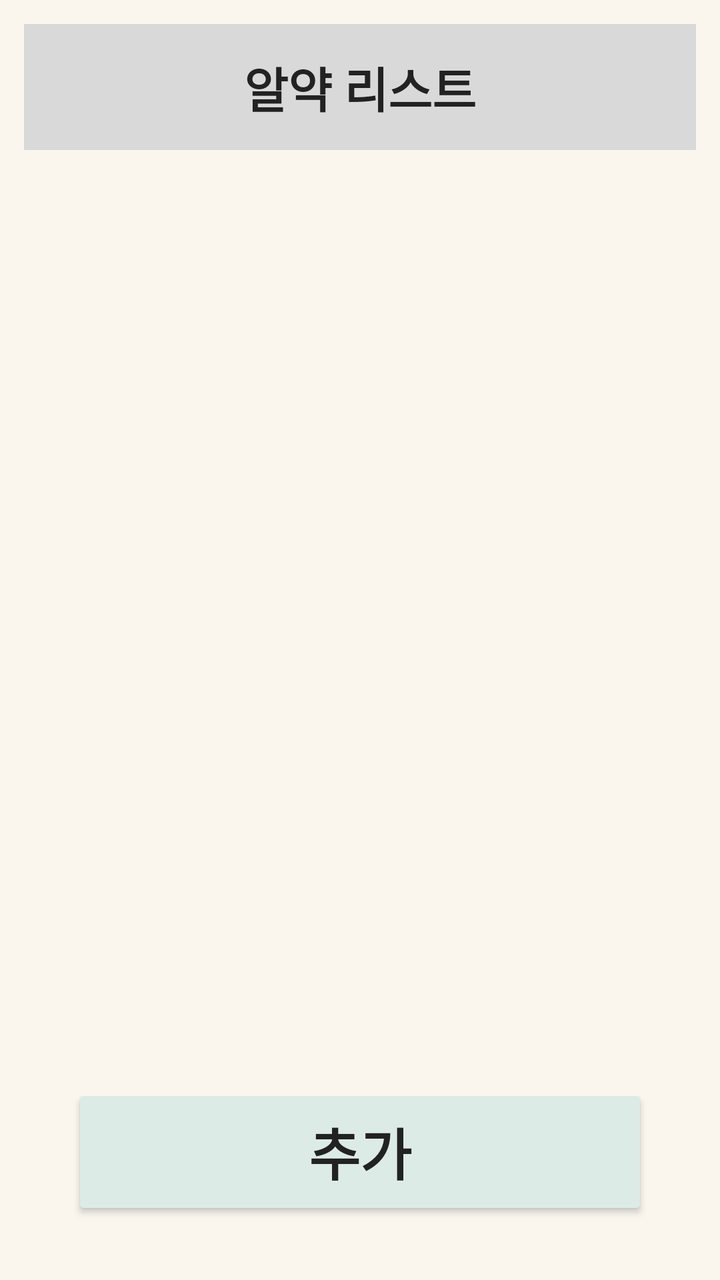
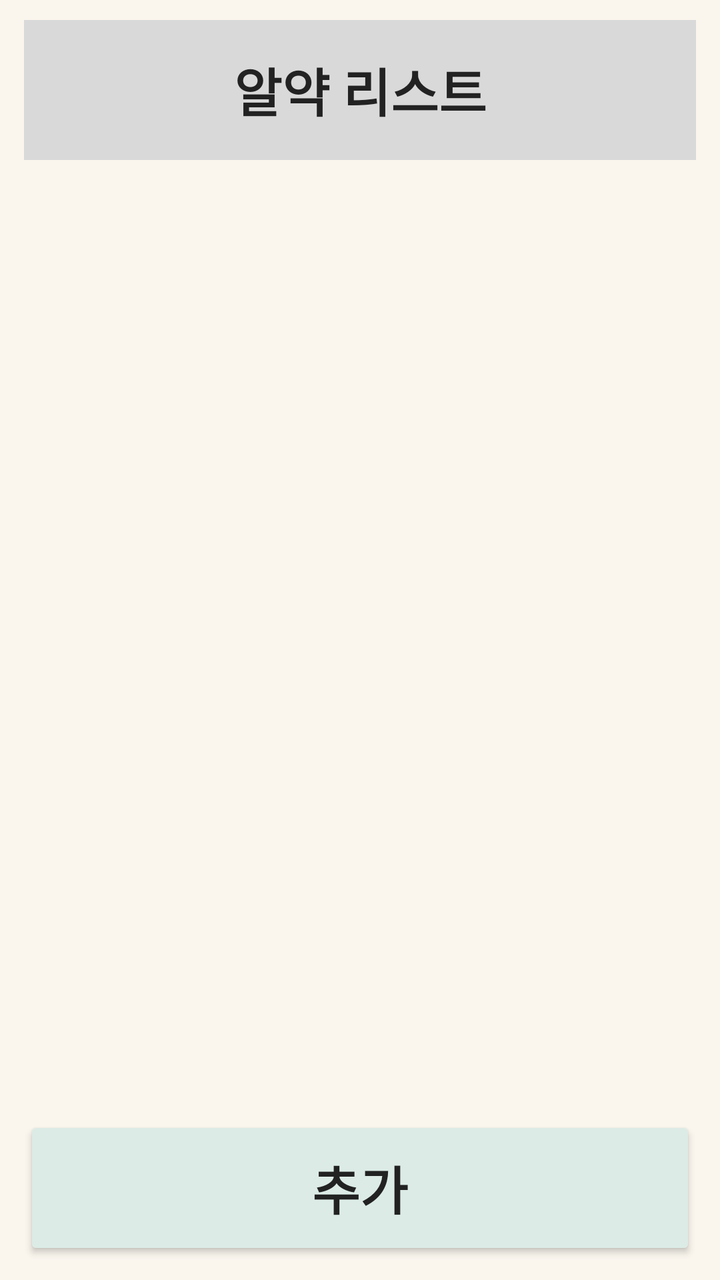

The first picture is an Android layout as it rendered before a commit; the second is the same layout after the commit. The layout source and the unified diff follow.
<!-- AndroidManifest.xml: application theme Theme.Medicell -->
<!-- res/layout/activity_pill_list.xml -->
<?xml version="1.0" encoding="utf-8"?>
<LinearLayout xmlns:android="http://schemas.android.com/apk/res/android"
    android:orientation="vertical"
    android:padding="12dp"
    android:background="#FAF6EE"
    android:layout_width="match_parent"
    android:layout_height="match_parent">

    <TextView
        android:layout_width="match_parent"
        android:layout_height="wrap_content"
        android:text="@string/pill_list_title"
        android:textStyle="bold"
        android:textSize="24sp"
        android:textColor="#222222"
        android:gravity="center"
        android:background="#D9D9D9"
        android:padding="14dp" />

    <androidx.recyclerview.widget.RecyclerView
        android:id="@+id/recycler"
        android:layout_marginTop="10dp"
        android:layout_width="match_parent"
        android:layout_height="0dp"
        android:layout_weight="1" />

    <LinearLayout
        android:orientation="horizontal"
        android:gravity="center"
        android:layout_width="match_parent"
        android:layout_height="wrap_content">

        <Button
            android:id="@+id/btnAdd"
            android:layout_width="match_parent"
            android:layout_height="68dp"
            android:layout_marginStart="24dp"
            android:layout_marginEnd="24dp"
            android:layout_marginBottom="12dp"
            android:backgroundTint="#DCEBE6"
            android:text="@string/add"
            android:textSize="28sp"
            android:textStyle="bold"
            android:textColor="#222222" />
    </LinearLayout>
</LinearLayout>
<!-- resources referenced by this layout -->
<resources>
  <string name="add">추가</string>
  <string name="pill_list_title">알약 리스트</string>
  <style name="Theme.Medicell" parent="Theme.AppCompat.DayNight.NoActionBar">
          <item name="colorPrimary">@color/purple_500</item>
          <item name="colorPrimaryDark">@color/purple_700</item>
          <item name="colorAccent">@color/teal_200</item>
      </style>
  <color name="purple_500">#FF6200EE</color>
  <color name="purple_700">#FF3700B3</color>
  <color name="teal_200">#FF03DAC5</color>
</resources>

<!-- the commit's change to res/layout/activity_pill_list.xml (unified diff, before → after) -->
@@ -1,46 +1,62 @@
 <?xml version="1.0" encoding="utf-8"?>
 <LinearLayout xmlns:android="http://schemas.android.com/apk/res/android"
+    android:layout_width="match_parent"
+    android:layout_height="match_parent"
     android:orientation="vertical"
-    android:padding="12dp"
-    android:background="#FAF6EE"
-    android:layout_width="match_parent"
-    android:layout_height="match_parent">
+    android:paddingStart="12dp"
+    android:paddingTop="10dp"
+    android:paddingEnd="12dp"
+    android:paddingBottom="10dp"
+    android:background="#FAF6EE">
 
     <TextView
+        android:id="@+id/tvTitle"
         android:layout_width="match_parent"
         android:layout_height="wrap_content"
-        android:text="@string/pill_list_title"
+        android:text="알약 리스트"
         android:textStyle="bold"
-        android:textSize="24sp"
+        android:textSize="26sp"
         android:textColor="#222222"
         android:gravity="center"
         android:background="#D9D9D9"
-        android:padding="14dp" />
+        android:paddingTop="16dp"
+        android:paddingBottom="16dp" />
 
-    <androidx.recyclerview.widget.RecyclerView
-        android:id="@+id/recycler"
-        android:layout_marginTop="10dp"
+    <FrameLayout
         android:layout_width="match_parent"
         android:layout_height="0dp"
-        android:layout_weight="1" />
+        android:layout_weight="1"
+        android:layout_marginTop="12dp"
+        android:layout_marginBottom="12dp">
 
-    <LinearLayout
-        android:orientation="horizontal"
-        android:gravity="center"
+        <androidx.recyclerview.widget.RecyclerView
+            android:id="@+id/recycler"
+            android:layout_width="match_parent"
+            android:layout_height="match_parent" />
+
+        <TextView
+            android:id="@+id/tvEmpty"
+            android:layout_width="match_parent"
+            android:layout_height="wrap_content"
+            android:layout_gravity="center"
+            android:gravity="center"
+            android:text="추가 버튼을 눌러 복용 중인 알약을&#10;등록해보세요."
+            android:textColor="#666666"
+            android:textSize="22sp"
+            android:lineSpacingExtra="6dp"
+            android:paddingStart="20dp"
+            android:paddingEnd="20dp"
+            android:visibility="gone" />
+    </FrameLayout>
+
+    <Button
+        android:id="@+id/btnAdd"
         android:layout_width="match_parent"
-        android:layout_height="wrap_content">
-
-        <Button
-            android:id="@+id/btnAdd"
-            android:layout_width="match_parent"
-            android:layout_height="68dp"
-            android:layout_marginStart="24dp"
-            android:layout_marginEnd="24dp"
-            android:layout_marginBottom="12dp"
-            android:backgroundTint="#DCEBE6"
-            android:text="@string/add"
-            android:textSize="28sp"
-            android:textStyle="bold"
-            android:textColor="#222222" />
-    </LinearLayout>
+        android:layout_height="72dp"
+        android:text="추가"
+        android:textSize="26sp"
+        android:textStyle="bold"
+        android:textColor="#222222"
+        android:backgroundTint="#DCEBE6"
+        android:minHeight="72dp" />
 </LinearLayout>
<!-- resource entries referenced after the edit -->
@@ -1,7 +1,5 @@
 <!-- resources referenced by this layout -->
 <resources>
-  <string name="add">추가</string>
-  <string name="pill_list_title">알약 리스트</string>
   <style name="Theme.Medicell" parent="Theme.AppCompat.DayNight.NoActionBar">
           <item name="colorPrimary">@color/purple_500</item>
           <item name="colorPrimaryDark">@color/purple_700</item>
